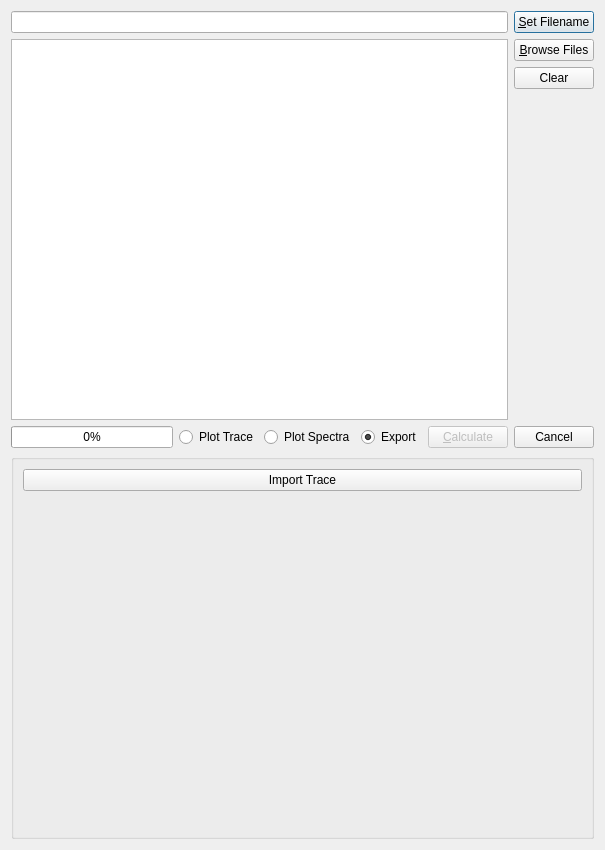
This is ui/batch_dialog.ui in knipe1/oes-spa as Qt 5 draws it before an edit. The edited form follows.
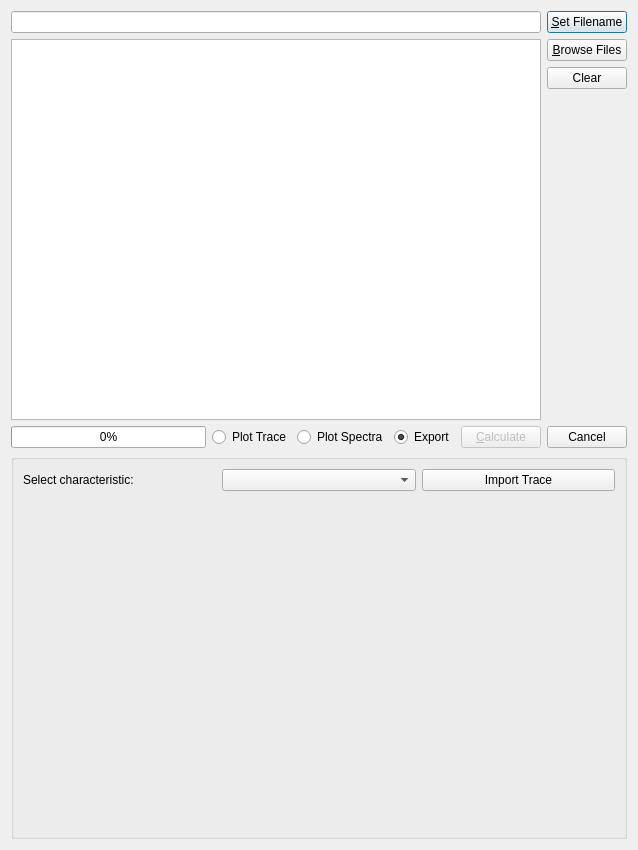
This is the edited form. Icons and pictures are not drawn. Custom widgets are drawn as their Qt base class.

Commit message: Implemented #50. Adjusted Batch UI. Implemented selection of trace charactereistic w.r.t. the ylabel, import routine and some logic.

```diff
--- a/ui/batch_dialog.ui
+++ b/ui/batch_dialog.ui
@@ -6,7 +6,7 @@
    <rect>
     <x>0</x>
     <y>0</y>
-    <width>605</width>
+    <width>638</width>
     <height>850</height>
    </rect>
   </property>
@@ -126,15 +126,25 @@
        <height>330</height>
       </size>
      </property>
-     <layout class="QVBoxLayout" name="verticalLayout">
-      <item>
+     <layout class="QGridLayout" name="gridLayout_2">
+      <item row="0" column="0">
+       <widget class="QLabel" name="label">
+        <property name="text">
+         <string>Select characteristic:</string>
+        </property>
+       </widget>
+      </item>
+      <item row="0" column="1">
+       <widget class="QComboBox" name="cmbTrace"/>
+      </item>
+      <item row="0" column="2">
        <widget class="QPushButton" name="btnImport">
         <property name="text">
          <string>Import Trace</string>
         </property>
        </widget>
       </item>
-      <item>
+      <item row="1" column="0" colspan="3">
        <widget class="MatplotlibWidget" name="mplTrace" native="true">
         <property name="enabled">
          <bool>true</bool>
```
Left out of the diff: 2 changed lines with no effect on the pictures. The commit also changes 14 other files.
